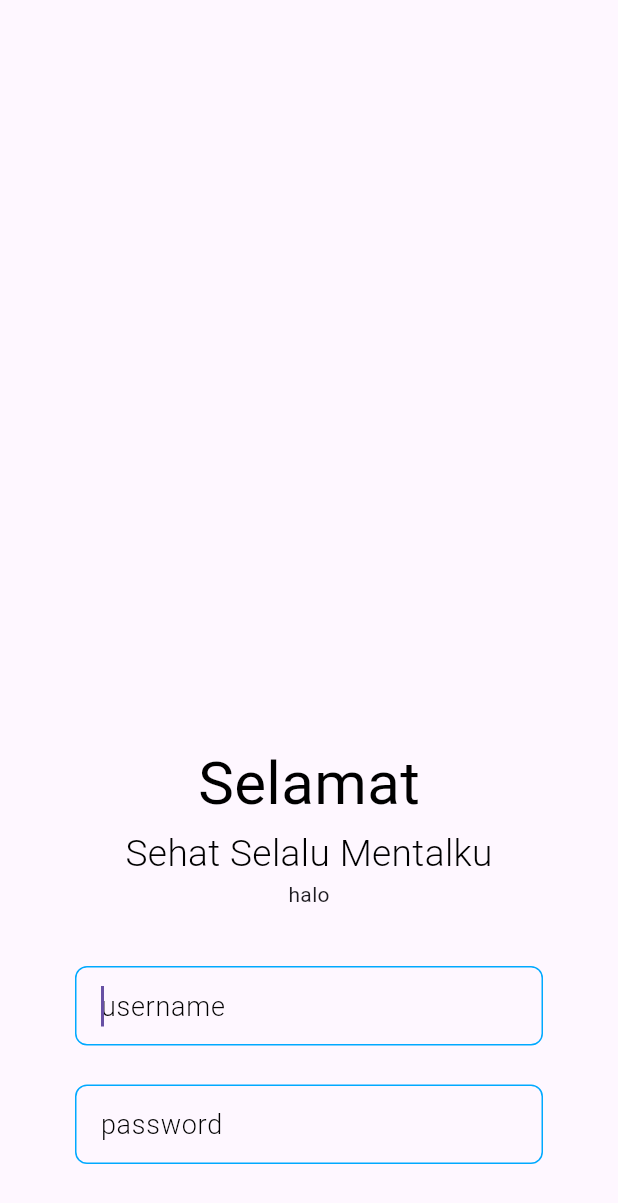
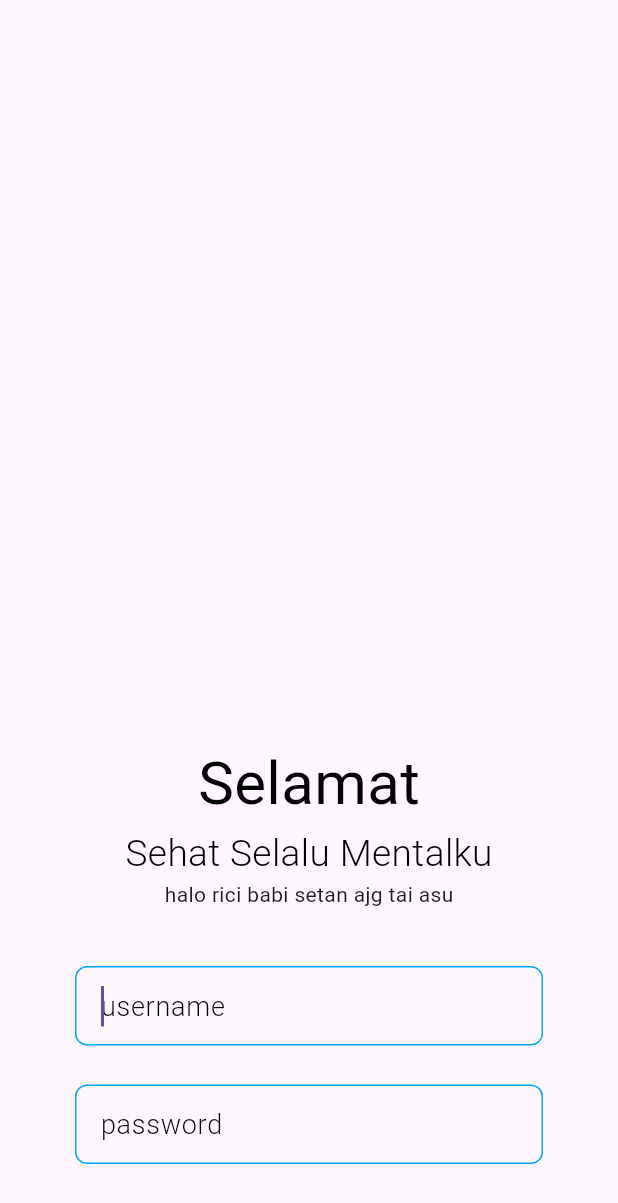
Before and after one commit to diandrakina/selamat_application, a Flutter app: the screen it shows after launch, on a phone screen of 412 x 824 dp. Shown: the top 1203 px of the screen. Run offline on Flutter 3.47's test engine with Material 3 defaults, Android fonts, the phone set to English and light mode, and no system bars; Roboto replaces fonts that are missing (SamsungSans).

Commit message:
testing wibu

```diff
--- a/lib/pages/login_page/loginPage.dart
+++ b/lib/pages/login_page/loginPage.dart
@@ -29,7 +29,7 @@ class loginPage extends StatelessWidget {
               'Sehat Selalu Mentalku',
               style: TextStyles.GR_24_title_light,
             ),
-            Text('halo'),
+            Text('halo rici babi setan ajg tai asu'),
             SizedBox(
               height: 38,
             ),
```
